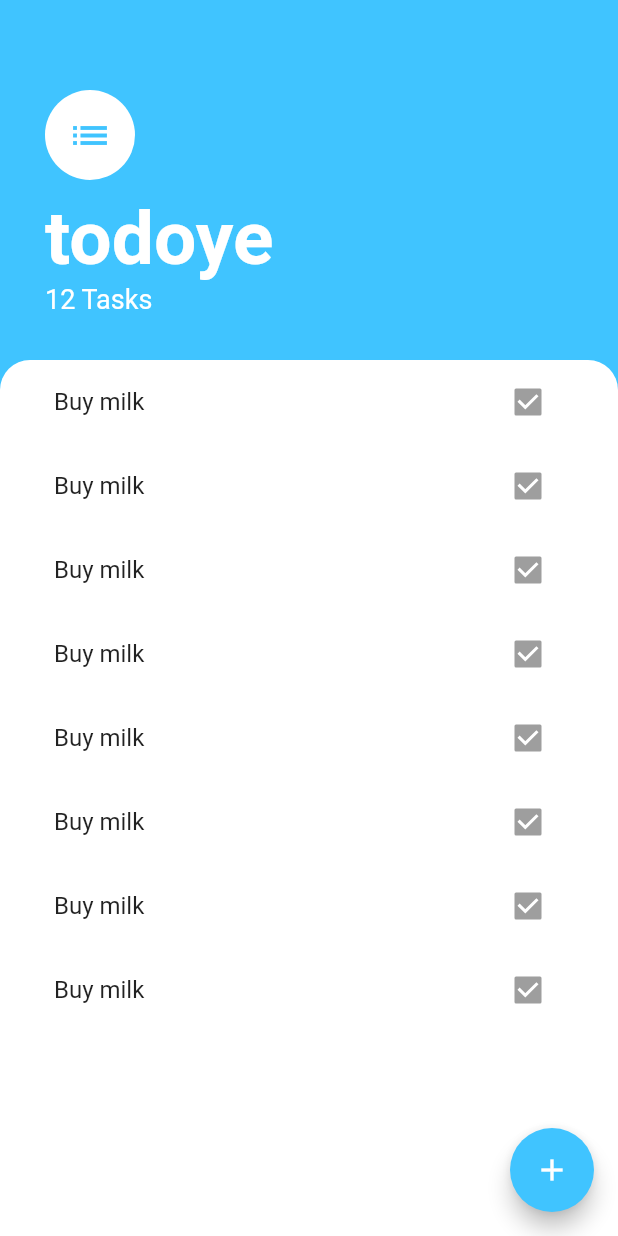
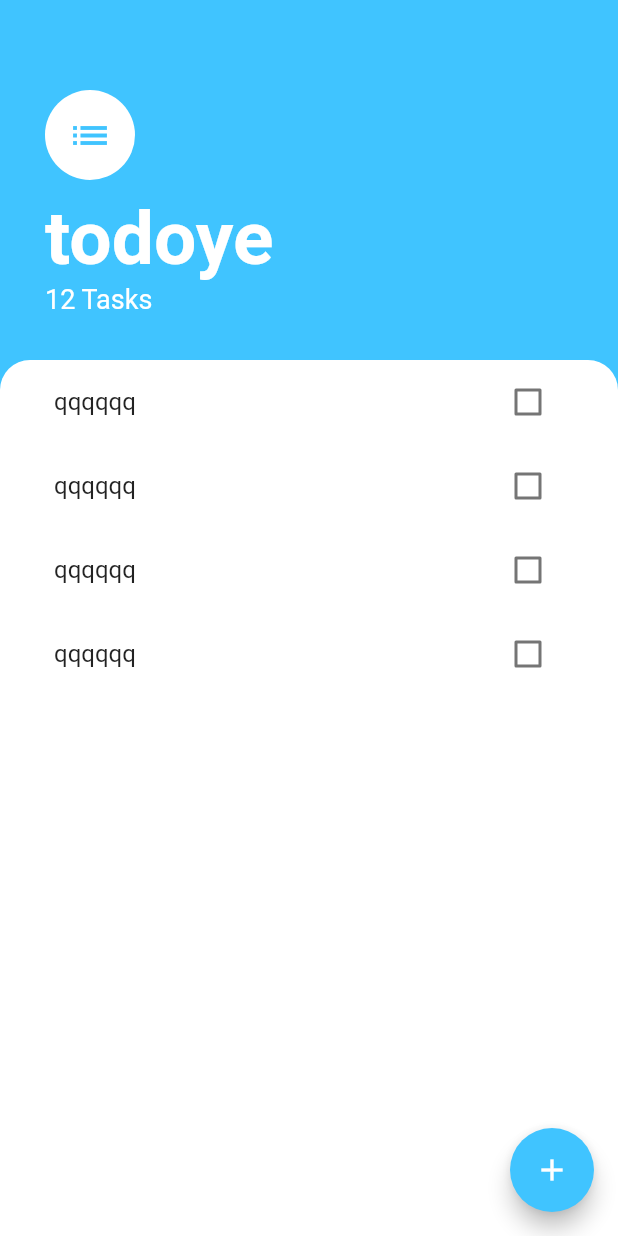
Before and after one commit to VolodymyrMorozov/todoey_flutter, a Flutter app: the screen it shows after launch, on a phone screen of 412 x 824 dp. Run offline on Flutter 3.47's test engine with Material 2 defaults, Android fonts, the phone set to English and light mode, and no system bars.

Commit message:
Create Layout for Add Task Widget. Add Task List builder and changing of  tasks states.

```diff
--- /dev/null
+++ b/lib/models/task.dart
@@ -0,0 +1,7 @@
+class Task {
+  final String name;
+  bool isDone;
+
+  Task({this.name, this.isDone = false});
+  toggleDone() => isDone = !isDone;
+}
--- a/lib/widgets/task_tile.dart
+++ b/lib/widgets/task_tile.dart
@@ -1,13 +1,24 @@
 import 'package:flutter/material.dart';
 
 class TaskTile extends StatelessWidget {
+  final bool isChecked;
+  final String title;
+  final Function checkboxCallback;
+
+  const TaskTile({this.title, this.checkboxCallback, this.isChecked = false});
+
   @override
   Widget build(BuildContext context) {
     return ListTile(
-      title: Text('Buy milk'),
+      title: Text(
+        title,
+        style: TextStyle(
+            decoration: isChecked ? TextDecoration.lineThrough : null),
+      ),
       trailing: Checkbox(
-        value: true,
-        checkColor: Colors.white,
+        value: isChecked,
+        activeColor: Colors.lightBlueAccent,
+        onChanged: checkboxCallback,
       ),
     );
   }
--- a/lib/widgets/tasks_list.dart
+++ b/lib/widgets/tasks_list.dart
@@ -1,20 +1,34 @@
 import 'package:flutter/material.dart';
+import 'package:todoeyflutter/models/task.dart';
 import 'package:todoeyflutter/widgets/task_tile.dart';
 
-class TasksList extends StatelessWidget {
+class TasksList extends StatefulWidget {
+  @override
+  _TasksListState createState() => _TasksListState();
+}
+
+class _TasksListState extends State<TasksList> {
+  List<Task> tasks = [
+    Task(name: 'qqqqqq'),
+    Task(name: 'qqqqqq'),
+    Task(name: 'qqqqqq'),
+    Task(name: 'qqqqqq'),
+  ];
+
   @override
   Widget build(BuildContext context) {
-    return ListView(
-      children: <Widget>[
-        TaskTile(),
-        TaskTile(),
-        TaskTile(),
-        TaskTile(),
-        TaskTile(),
-        TaskTile(),
-        TaskTile(),
-        TaskTile(),
-      ],
+    return ListView.builder(
+      itemBuilder: (context, index) {
+        return TaskTile(
+            title: tasks[index].name,
+            isChecked: tasks[index].isDone,
+            checkboxCallback: (checkBoxState) {
+              setState(() {
+                tasks[index].toggleDone();
+              });
+            });
+      },
+      itemCount: tasks.length,
     );
   }
 }
```
Also changed, not shown: lib/screens/tesks_screen.dart (+14 -1 lines), lib/widgets/add_task_widget.dart (added, +57 -0 lines).
